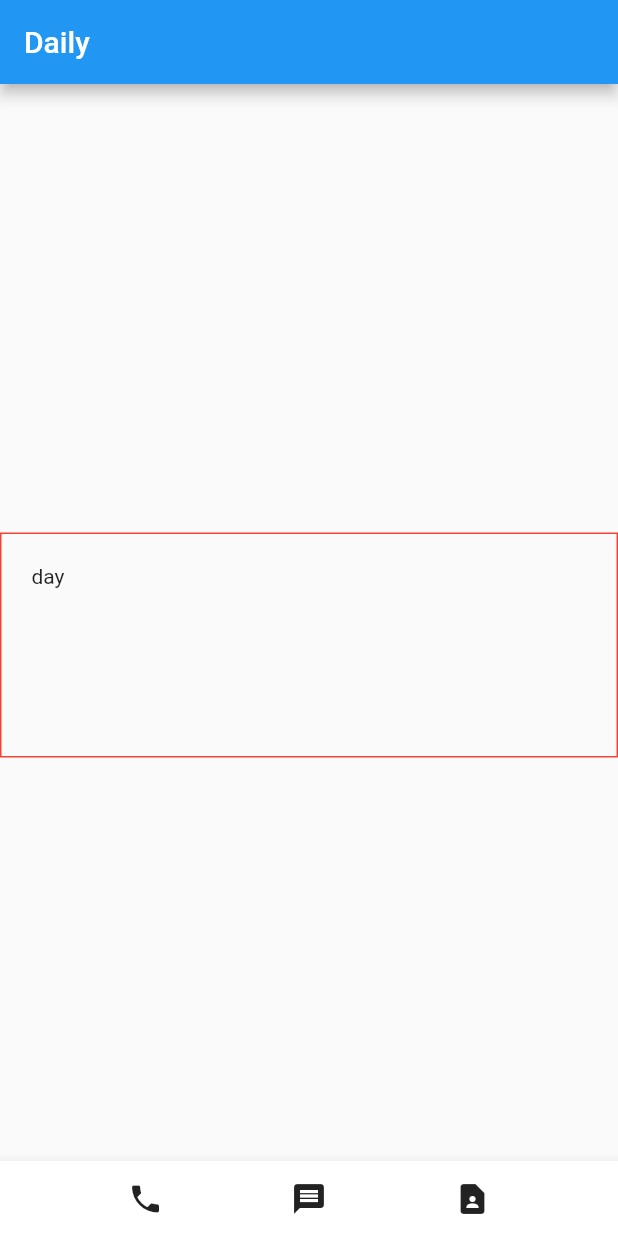
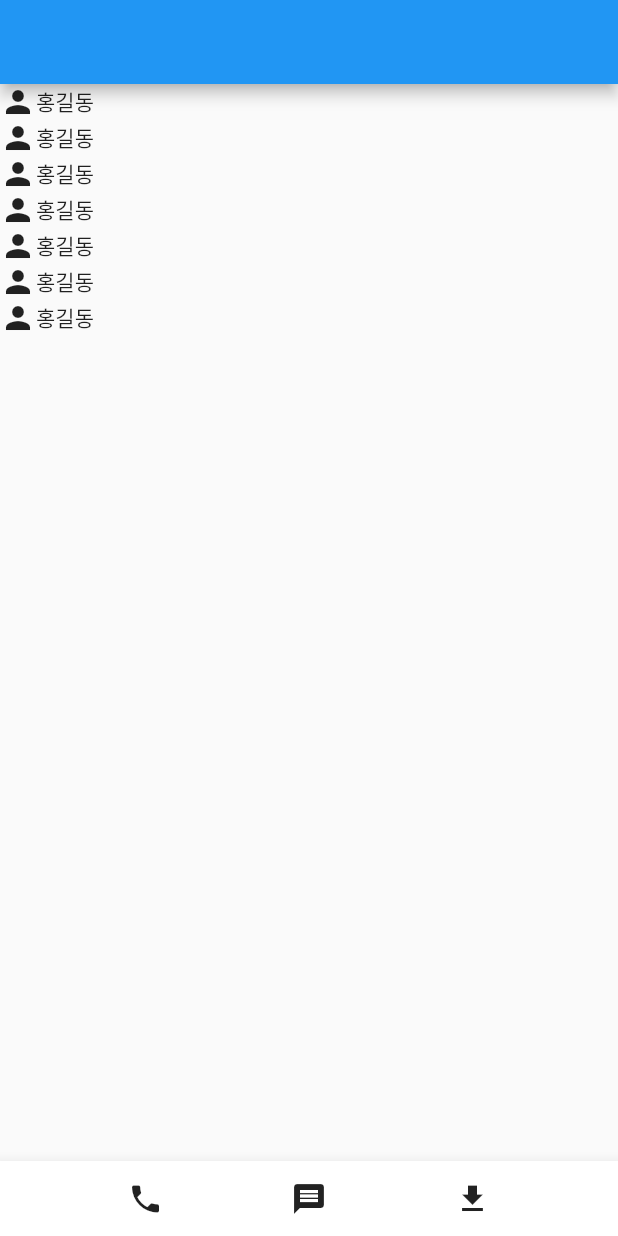
Before and after one commit to pensieve92/flutter.basic, a Flutter app: the screen it shows after launch, on a phone screen of 412 x 824 dp. Run offline on Flutter 3.47's test engine with Material 2 defaults, Android fonts, the phone set to English and light mode, and no system bars.

Commit message:
Add Use ListView() 숙제

```diff
--- a/lib/main.dart
+++ b/lib/main.dart
@@ -17,39 +17,46 @@ class MyApp extends StatelessWidget {
       //   child: Container( width: 50, height: 10, color: Colors.greenAccent),
       // )
       home: Scaffold(
-        appBar: AppBar(
-          title: Text('Daily'),
+        appBar: AppBar(),
+        body: ListView(
+          children: [
+            Row(children: [Icon(Icons.person), Text('홍길동')]),
+            Row(children: [Icon(Icons.person), Text('홍길동')]),
+            Row(children: [Icon(Icons.person), Text('홍길동')]),
+            Row(children: [Icon(Icons.person), Text('홍길동')]),
+            Row(children: [Icon(Icons.person), Text('홍길동')]),
+            Row(children: [Icon(Icons.person), Text('홍길동')]),
+            Row(children: [Icon(Icons.person), Text('홍길동')]),
+          ],
         ),
-        body: Align(
-          alignment: Alignment.centerLeft,
-          child: Container(
-            width: double.infinity, height: 150,
-            // margin: EdgeInsets.all(20),
-            margin: EdgeInsets.fromLTRB(0, 30, 0, 0),
-            decoration: BoxDecoration(
-              border: Border.all(color: Colors.red)
-            ),
-            padding: EdgeInsets.all(20),
-
-            child: Text('day'),
-          ),
-        ),
-
         bottomNavigationBar: BottomAppBar(
           child: SizedBox(
             height: 50,
             child: Row(
               mainAxisAlignment: MainAxisAlignment.spaceEvenly,
-              children: [
-                Icon(Icons.phone),
-                Icon(Icons.message),
-                Icon(Icons.contact_page)
-              ],
+              children: [Icon(Icons.phone), Icon(Icons.message), Icon(Icons.download)],
             ),
-          )
-
+          ),
         ),
       )
     );
   }
 }
+const a = SizedBox(
+  child: Text('안녕'),
+);
+
+
+// stless + Tab 자동완성
+class Test extends StatelessWidget {
+  const Test({Key? key}) : super(key: key);
+
+
+
+  @override
+  Widget build(BuildContext context) {
+    return SizedBox(
+      child: Text('test')
+    );
+  }
+}
```
